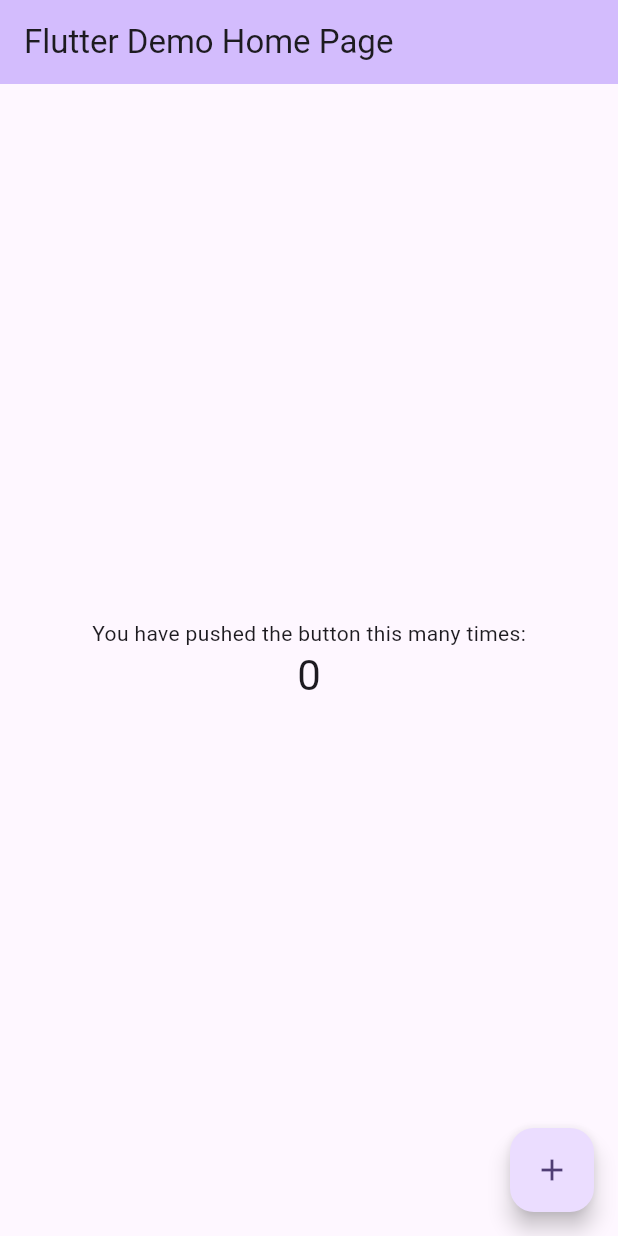
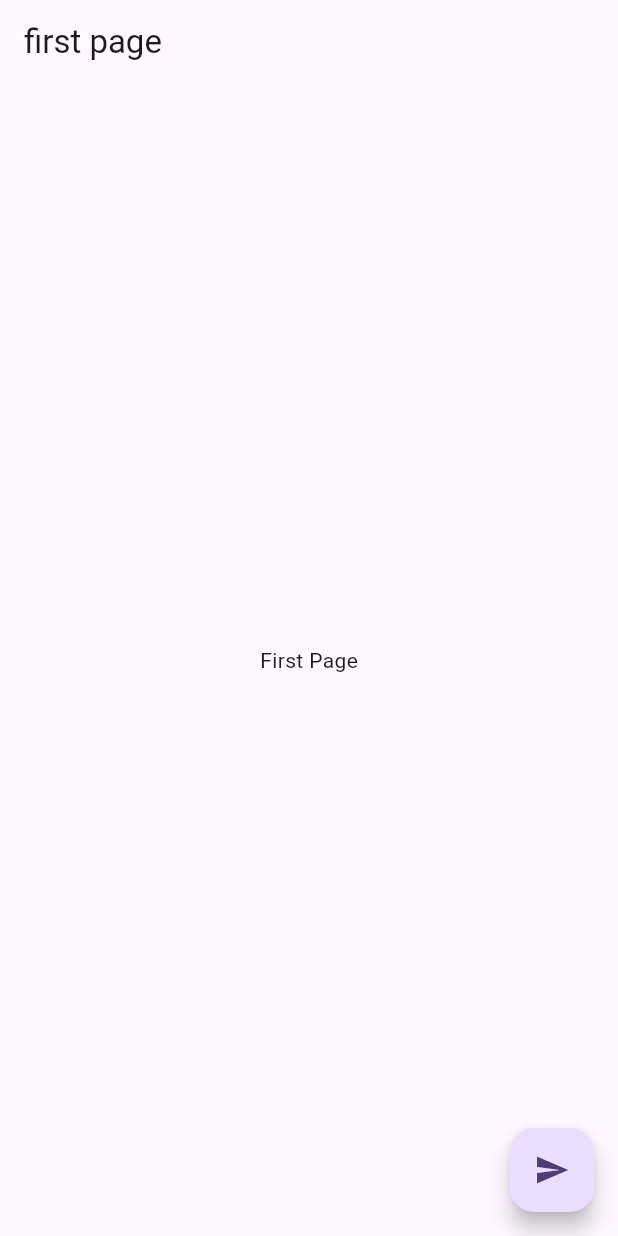
Before and after one commit to TomoyaMizumori/documents, a Flutter app: the screen it shows after launch, on a phone screen of 412 x 824 dp. Run offline on Flutter 3.47's test engine with Material 3 defaults, Android fonts, the phone set to English and light mode, and no system bars.

```diff
--- /dev/null
+++ b/flutter/navigator_practice/lib/first_page.dart
@@ -0,0 +1,28 @@
+import 'package:flutter/material.dart';
+
+class FirstPage extends StatefulWidget {
+  const FirstPage({super.key});
+
+  @override
+  State<FirstPage> createState() => _FirstPageState();
+}
+
+class _FirstPageState extends State<FirstPage> {
+  @override
+  Widget build(BuildContext context) {
+    return Scaffold(
+      appBar: AppBar(
+        title: const Text('first page'),
+      ),
+      body: const Center(
+        child: Text('First Page'),
+      ),
+      floatingActionButton: FloatingActionButton(
+        onPressed: () {
+          Navigator.of(context).pushNamed('second');
+        },
+        child: const Icon(Icons.send),
+      ),
+    );
+  }
+}
--- a/flutter/navigator_practice/lib/main.dart
+++ b/flutter/navigator_practice/lib/main.dart
@@ -1,4 +1,6 @@
 import 'package:flutter/material.dart';
+import 'package:navigator_practice/first_page.dart';
+import 'package:navigator_practice/second_page.dart';
 
 void main() {
   runApp(const MyApp());
@@ -13,113 +15,14 @@ class MyApp extends StatelessWidget {
     return MaterialApp(
       title: 'Flutter Demo',
       theme: ThemeData(
-        // This is the theme of your application.
-        //
-        // TRY THIS: Try running your application with "flutter run". You'll see
-        // the application has a purple toolbar. Then, without quitting the app,
-        // try changing the seedColor in the colorScheme below to Colors.green
-        // and then invoke "hot reload" (save your changes or press the "hot
-        // reload" button in a Flutter-supported IDE, or press "r" if you used
-        // the command line to start the app).
-        //
-        // Notice that the counter didn't reset back to zero; the application
-        // state is not lost during the reload. To reset the state, use hot
-        // restart instead.
-        //
-        // This works for code too, not just values: Most code changes can be
-        // tested with just a hot reload.
         colorScheme: ColorScheme.fromSeed(seedColor: Colors.deepPurple),
         useMaterial3: true,
       ),
-      home: const MyHomePage(title: 'Flutter Demo Home Page'),
+      home: const FirstPage(),
+      routes: <String, WidgetBuilder>{
+        'first': (context) => const FirstPage(),
+        'second': (context) => const SecondPage(),
+      },
     );
   }
 }
-
-class MyHomePage extends StatefulWidget {
-  const MyHomePage({super.key, required this.title});
-
-  // This widget is the home page of your application. It is stateful, meaning
-  // that it has a State object (defined below) that contains fields that affect
-  // how it looks.
-
-  // This class is the configuration for the state. It holds the values (in this
-  // case the title) provided by the parent (in this case the App widget) and
-  // used by the build method of the State. Fields in a Widget subclass are
-  // always marked "final".
-
-  final String title;
-
-  @override
-  State<MyHomePage> createState() => _MyHomePageState();
-}
-
-class _MyHomePageState extends State<MyHomePage> {
-  int _counter = 0;
-
-  void _incrementCounter() {
-    setState(() {
-      // This call to setState tells the Flutter framework that something has
-      // changed in this State, which causes it to rerun the build method below
-      // so that the display can reflect the updated values. If we changed
-      // _counter without calling setState(), then the build method would not be
-      // called again, and so nothing would appear to happen.
-      _counter++;
-    });
-  }
-
-  @override
-  Widget build(BuildContext context) {
-    // This method is rerun every time setState is called, for instance as done
-    // by the _incrementCounter method above.
-    //
-    // The Flutter framework has been optimized to make rerunning build methods
-    // fast, so that you can just rebuild anything that needs updating rather
-    // than having to individually change instances of widgets.
-    return Scaffold(
-      appBar: AppBar(
-        // TRY THIS: Try changing the color here to a specific color (to
-        // Colors.amber, perhaps?) and trigger a hot reload to see the AppBar
-        // change color while the other colors stay the same.
-        backgroundColor: Theme.of(context).colorScheme.inversePrimary,
-        // Here we take the value from the MyHomePage object that was created by
-        // the App.build method, and use it to set our appbar title.
-        title: Text(widget.title),
-      ),
-      body: Center(
-        // Center is a layout widget. It takes a single child and positions it
-        // in the middle of the parent.
-        child: Column(
-          // Column is also a layout widget. It takes a list of children and
-          // arranges them vertically. By default, it sizes itself to fit its
-          // children horizontally, and tries to be as tall as its parent.
-          //
-          // Column has various properties to control how it sizes itself and
-          // how it positions its children. Here we use mainAxisAlignment to
-          // center the children vertically; the main axis here is the vertical
-          // axis because Columns are vertical (the cross axis would be
-          // horizontal).
-          //
-          // TRY THIS: Invoke "debug painting" (choose the "Toggle Debug Paint"
-          // action in the IDE, or press "p" in the console), to see the
-          // wireframe for each widget.
-          mainAxisAlignment: MainAxisAlignment.center,
-          children: <Widget>[
-            const Text(
-              'You have pushed the button this many times:',
-            ),
-            Text(
-              '$_counter',
-              style: Theme.of(context).textTheme.headlineMedium,
-            ),
-          ],
-        ),
-      ),
-      floatingActionButton: FloatingActionButton(
-        onPressed: _incrementCounter,
-        tooltip: 'Increment',
-        child: const Icon(Icons.add),
-      ), // This trailing comma makes auto-formatting nicer for build methods.
-    );
-  }
-}
```
Also changed, not shown: flutter/navigator_practice/lib/second_page.dart (added, +28 -0 lines).
